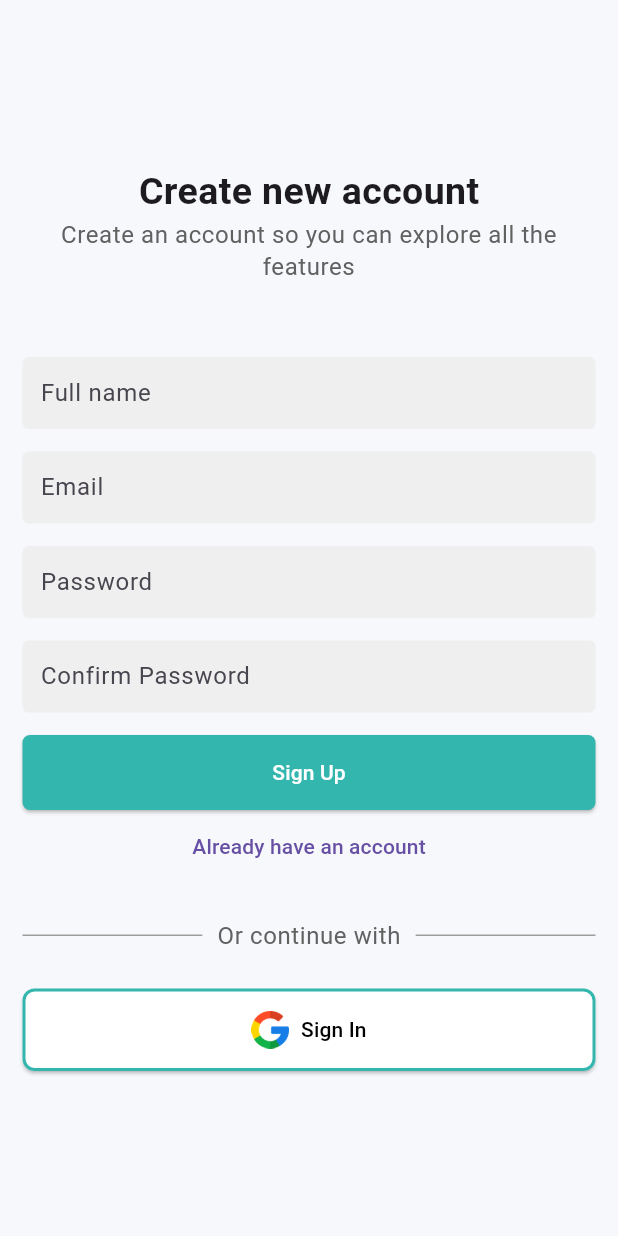
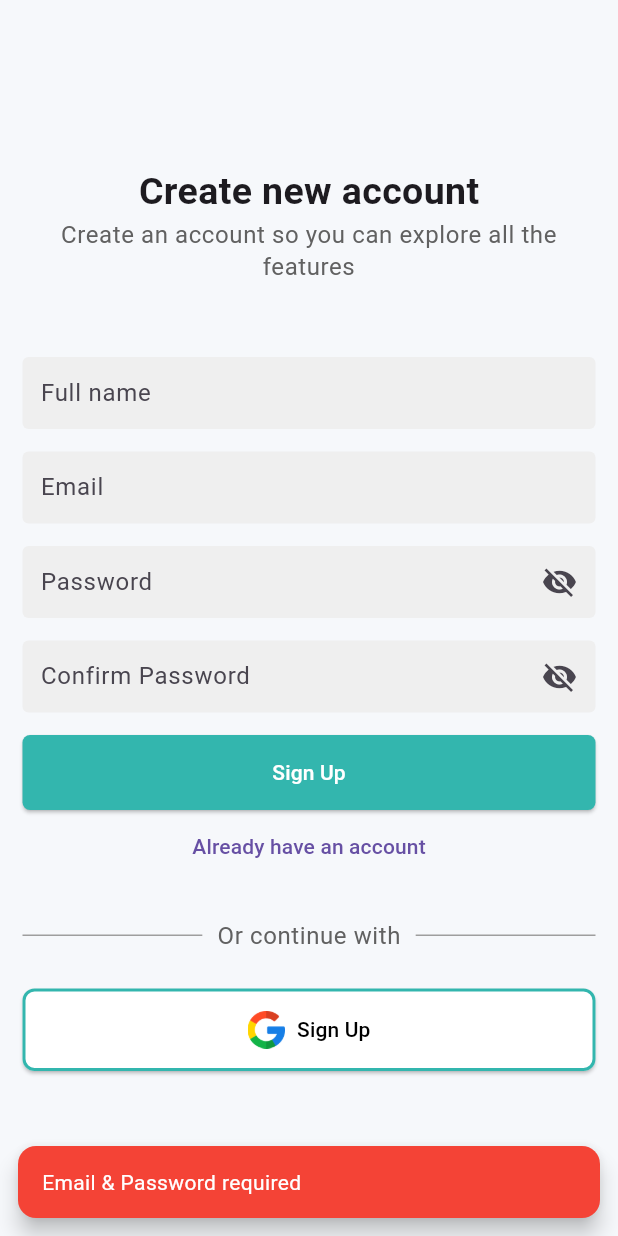
Before and after one commit to MTS-Services/joedaniels85_Timer_App, a Flutter app: the screen it shows after launch, after a tap on "Sign Up", on a phone screen of 412 x 824 dp. Run offline on Flutter 3.47's test engine with Material 3 defaults, Android fonts, the phone set to English and light mode, and no system bars; our stand-ins replace firebase_auth, firebase_core, fl_chart, flutter_otp_text_field, get, google_sign_in and 1 more; accounts and stored records are empty.

Commit message:
firebase Auth complete

```diff
--- a/lib/main.dart
+++ b/lib/main.dart
@@ -1,7 +1,9 @@
+import 'package:firebase_core/firebase_core.dart';
 import 'package:flutter/cupertino.dart';
 import 'package:joedaniels85_timer_app/app.dart';
 
-void main()
-{
-  runApp(App());
+void main() async {
+  WidgetsFlutterBinding.ensureInitialized();
+  await Firebase.initializeApp();
+  runApp(const App());
 }
--- a/lib/presentation/views/all_screen/profile_screen.dart
+++ b/lib/presentation/views/all_screen/profile_screen.dart
@@ -66,7 +66,6 @@ class ProfileScreen extends StatelessWidget {
       ),
     );
   }
-
 Widget _buildCard(BuildContext context , String text , String subText ) {
     return Card(
       elevation: 0,
@@ -87,7 +86,6 @@ Widget _buildCard(BuildContext context , String text , String subText ) {
       ),
     );
   }
-
   Widget _statusProfile(BuildContext context) {
     return Container(
       padding: EdgeInsets.symmetric(horizontal: 8, vertical: 10),
--- a/lib/presentation/views/auth_screen/sign_up_screen.dart
+++ b/lib/presentation/views/auth_screen/sign_up_screen.dart
@@ -3,7 +3,9 @@ import 'package:get/get.dart';
 import 'package:joedaniels85_timer_app/core/constants/app_colors.dart';
 import 'package:joedaniels85_timer_app/core/constants/asset_path.dart';
 import 'package:joedaniels85_timer_app/routes/app_route.dart';
+import '../../../data/services/firebase_services.dart';
 import '../../widgets/contine_with.dart';
+import '../../widgets/show_simple_snack_bar.dart';
 
 class SignUpScreen extends StatefulWidget {
   const SignUpScreen({super.key});
@@ -13,13 +15,19 @@ class SignUpScreen extends StatefulWidget {
 }
 
 class _SignUpScreenState extends State<SignUpScreen> {
-  // Controllers
   final TextEditingController _nameController = TextEditingController();
   final TextEditingController _emailController = TextEditingController();
   final TextEditingController _passwordController = TextEditingController();
   final TextEditingController _confirmPasswordController =
-  TextEditingController();
+      TextEditingController();
+  final FirebaseServices auth = FirebaseServices();
 
+  bool _isPasswordVisible = false;
+  bool _isConfirmPasswordVisible = false;
+
+  bool isValidEmail(String email) {
+    return RegExp(r"^[\w-\.]+@([\w-]+\.)+[\w-]{2,4}$").hasMatch(email);
+  }
 
   @override
   Widget build(BuildContext context) {
@@ -42,47 +50,71 @@ class _SignUpScreenState extends State<SignUpScreen> {
                     textAlign: TextAlign.center,
                   ),
                   const SizedBox(height: 50),
-
-
                   TextFormField(
                     controller: _nameController,
                     decoration: const InputDecoration(hintText: "Full name"),
                   ),
                   const SizedBox(height: 15),
-
-
                   TextFormField(
                     controller: _emailController,
                     decoration: const InputDecoration(hintText: "Email"),
                   ),
                   const SizedBox(height: 15),
-
                   TextFormField(
                     controller: _passwordController,
-                    decoration: const InputDecoration(hintText: "Password"),
-                    obscureText: true,
+                    obscureText: !_isPasswordVisible,
+                    decoration: InputDecoration(
+                      hintText: "Password",
+                      suffixIcon: IconButton(
+                        icon: Icon(
+                          _isPasswordVisible
+                              ? Icons.visibility
+                              : Icons.visibility_off,
+                        ),
+                        onPressed: () {
+                          setState(() {
+                            _isPasswordVisible = !_isPasswordVisible;
+                          });
+                        },
+                      ),
+                    ),
                   ),
                   const SizedBox(height: 15),
-
-                  // Confirm Password
                   TextFormField(
                     controller: _confirmPasswordController,
-                    decoration: const InputDecoration(hintText: "Confirm Password"),
-                    obscureText: true,
+                    obscureText: !_isConfirmPasswordVisible,
+                    decoration: InputDecoration(
+                      hintText: "Confirm Password",
+                      suffixIcon: IconButton(
+                        icon: Icon(
+                          _isConfirmPasswordVisible
+                              ? Icons.visibility
+                              : Icons.visibility_off,
+                        ),
+                        onPressed: () {
+                          setState(() {
+                            _isConfirmPasswordVisible =
+                                !_isConfirmPasswordVisible;
+                          });
+                        },
+                      ),
+                    ),
                   ),
                   const SizedBox(height: 15),
-
-
                   SizedBox(
                     width: double.infinity,
                     child: ElevatedButton(
                       onPressed: () {
-
+                        handleSignUp(
+                          _emailController.text.trim(),
+                          _passwordController.text.trim(),
+                        );
                       },
                       child: const Text("Sign Up"),
                     ),
                   ),
 
+                  // Already have account
                   TextButton(
                     onPressed: () {
                       Get.toNamed(AppRoutes.signInScreen);
@@ -90,27 +122,11 @@ class _SignUpScreenState extends State<SignUpScreen> {
                     child: const Text("Already have an account"),
                   ),
                   const SizedBox(height: 15),
+
                   const ContinueWith(),
                   const SizedBox(height: 15),
 
-                  SizedBox(
-                    width: double.infinity,
-                    child: ElevatedButton.icon(
-                      style: ElevatedButton.styleFrom(
-                        backgroundColor: Colors.white,
-                        foregroundColor: Colors.black,
-                        side: const BorderSide(color: AppColors.primary, width: 2),
-                        shape: RoundedRectangleBorder(
-                          borderRadius: BorderRadius.circular(8),
-                        ),
-                      ),
-                      onPressed: () {
-
-                      },
-                      icon: Image.asset(AssetPath.googleLogo, width: 25),
-                      label: const Text("Sign In"),
-                    ),
-                  ),
+                  _customButton(),
                 ],
               ),
             ),
@@ -118,6 +134,115 @@ class _SignUpScreenState extends State<SignUpScreen> {
         ),
       ),
     );
+  }
+
+  Widget _customButton() {
+    return SizedBox(
+      width: double.infinity,
+      child: ElevatedButton.icon(
+        style: ElevatedButton.styleFrom(
+          backgroundColor: Colors.white,
+          foregroundColor: Colors.black,
+          side: const BorderSide(color: AppColors.primary, width: 2),
+          shape: RoundedRectangleBorder(borderRadius: BorderRadius.circular(8)),
+        ),
+        onPressed: () {
+          handleGoogleSignIn(context);
+        },
+        icon: Image.asset(AssetPath.googleLogo, width: 25),
+        label: const Text("Sign Up"),
+      ),
+    );
+  }
+
+  Future<void> handleGoogleSignIn(BuildContext context) async {
+    try {
+      final user = await auth.googleSignIn();
+
+      if (user != null) {
+
+        Get.offNamed(AppRoutes.introScreen);
+
+        showSimpleSnackBar(
+          context,
+          "Google Sign In Successfully",
+          bgColor: Colors.green,
+        );
+      }
+    } catch (e) {
+      showSimpleSnackBar(
+        context,
+        "Google Sign In Failed: $e",
+        bgColor: Colors.red,
+      );
+    }
+  }
+
+  Future<void> handleSignUp(String email, String password) async {
+    if (email.isEmpty || password.isEmpty) {
+      showSimpleSnackBar(
+        context,
+        "Email & Password required",
+        bgColor: Colors.red,
+        textColor: Colors.white,
+      );
+      return;
+    }
+    if (!isValidEmail(email)) {
+      showSimpleSnackBar(
+        context,
+        "Enter a valid email address",
+        bgColor: Colors.red,
+        textColor: Colors.white,
+      );
+      return;
+    }
+    if (password != _confirmPasswordController.text.trim()) {
+      showSimpleSnackBar(
+        context,
+        "Passwords do not match",
+        bgColor: Colors.red,
+        textColor: Colors.white,
+      );
+      return;
+    }
+    if (password.length < 6) {
+      showSimpleSnackBar(
+        context,
+        "Password must be at least 6 characters",
+        bgColor: Colors.red,
+        textColor: Colors.white,
+      );
+      return;
+    }
+    try {
+      final user = await auth.signUp(email, password);
+
+      if (user != null) {
+        Get.toNamed(AppRoutes.signInScreen);
+        showSimpleSnackBar(
+          context,
+          "Account created successfully!",
+          bgColor: Colors.green,
+          textColor: Colors.white,
+        );
+      } else {
+        showSimpleSnackBar(
+          context,
+          "Could not sign up",
+          bgColor: Colors.red,
+          textColor: Colors.white,
+        );
+      }
+    } catch (e) {
+      print(e.toString());
+      showSimpleSnackBar(
+        context,
+        "Error",
+        bgColor: Colors.red,
+        textColor: Colors.white,
+      );
+    }
   }
 
   @override
--- /dev/null
+++ b/lib/presentation/widgets/show_simple_snack_bar.dart
@@ -0,0 +1,26 @@
+import 'package:flutter/material.dart';
+
+void showSimpleSnackBar(
+  BuildContext context,
+  String message, {
+  Color bgColor = Colors.black,
+  Color textColor = Colors.white,
+}) {
+  ScaffoldMessenger.of(context).showSnackBar(
+    SnackBar(
+      content: Text(
+        message,
+        style: TextStyle(
+          color: textColor,
+          fontSize: 14,
+          fontWeight: FontWeight.normal,
+        ),
+      ),
+      backgroundColor: bgColor,
+      behavior: SnackBarBehavior.floating,
+      shape: RoundedRectangleBorder(borderRadius: BorderRadius.circular(12)),
+      margin: const EdgeInsets.all(12),
+      duration: const Duration(seconds: 3),
+    ),
+  );
+}
```
Also changed, not shown: lib/data/services/firebase_services.dart (added, +68 -0 lines), lib/presentation/views/auth_screen/sign_in_screen.dart (+106 -22 lines), pubspec.yaml (+5 -36 lines), firebase.json (added), lib/firebase_options.dart (added), pubspec.lock, 3 other files.
